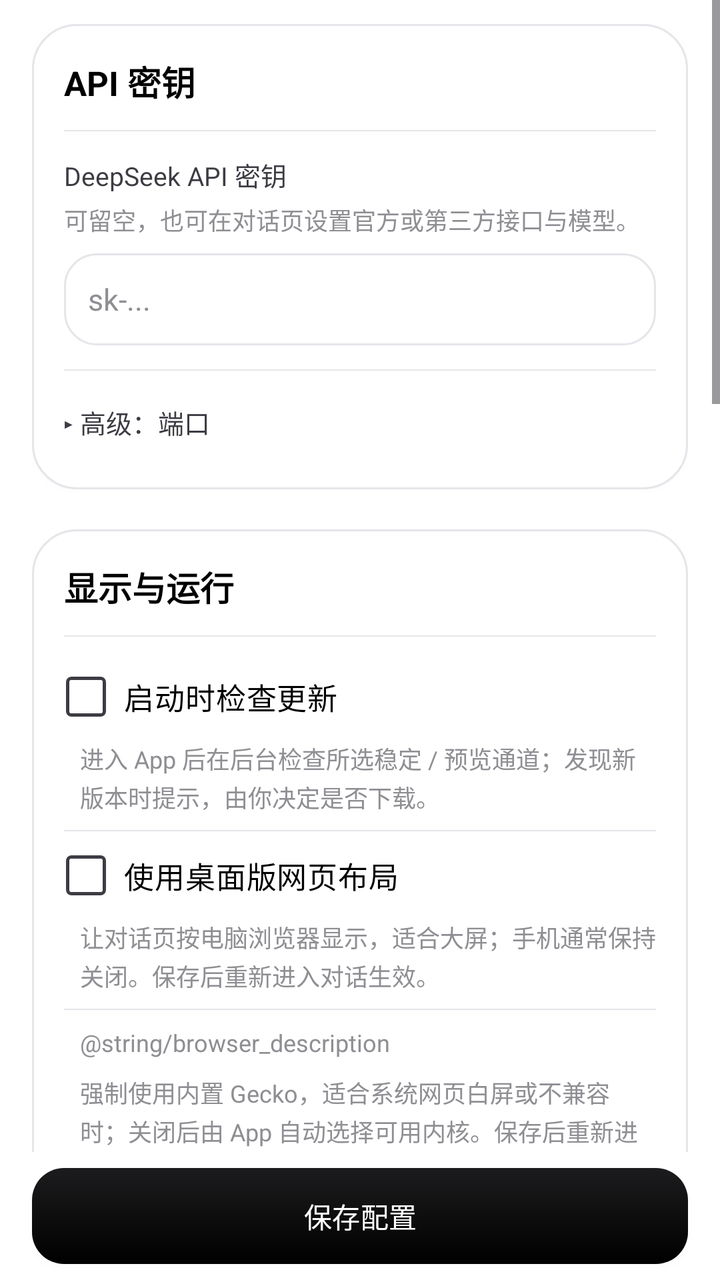
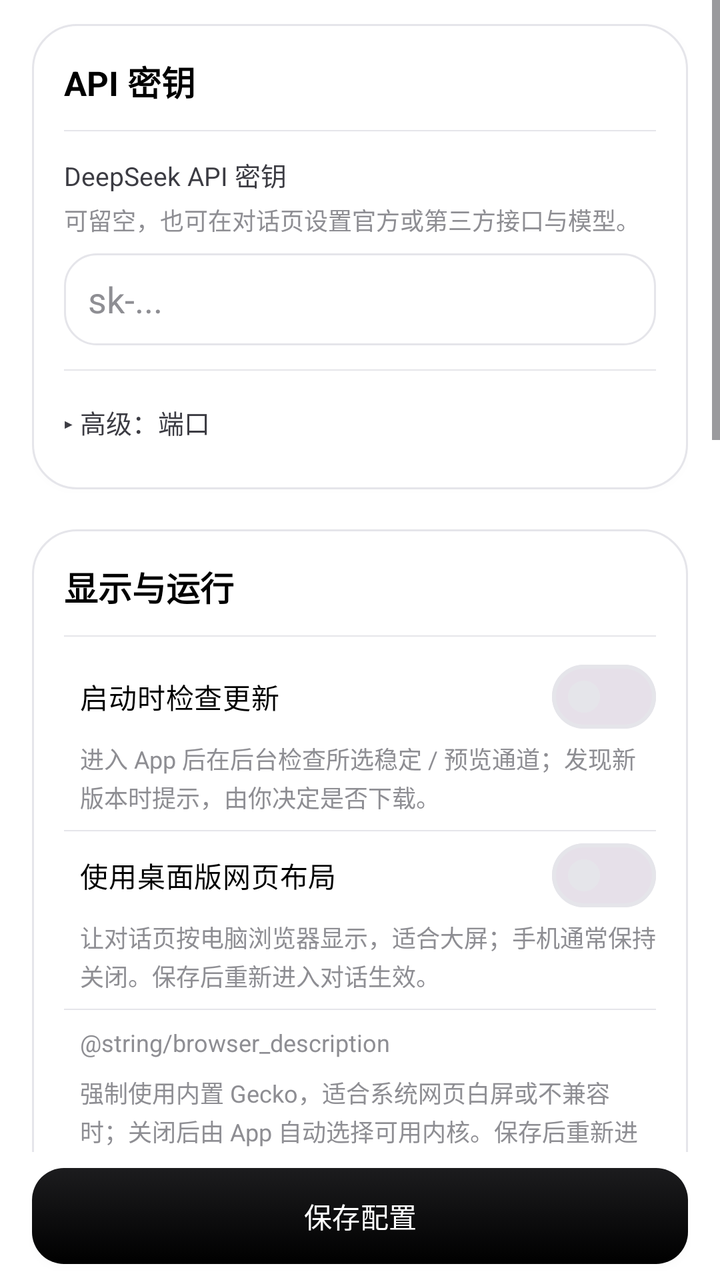

Before-and-after screenshots of an Android layout around one commit, followed by the original layout XML and the change that was made.
<!-- AndroidManifest.xml: application theme Theme.DeepseekHarness -->
<!-- res/layout/fragment_config.xml -->
<?xml version="1.0" encoding="utf-8"?>
<LinearLayout xmlns:android="http://schemas.android.com/apk/res/android"
    android:orientation="vertical"
    android:layout_width="match_parent"
    android:layout_height="match_parent"
    android:background="@color/surface"
    android:clipToPadding="false">

    <ScrollView
        android:layout_width="match_parent"
        android:layout_height="0dp"
        android:layout_weight="1"
        android:clipToPadding="false">

        <LinearLayout
            android:layout_width="match_parent"
            android:layout_height="wrap_content"
            android:orientation="vertical"
            android:paddingStart="@dimen/page_pad"
            android:paddingTop="@dimen/gap_control"
            android:paddingEnd="@dimen/page_pad"
            android:paddingBottom="@dimen/gap_section">

            
            <LinearLayout style="@style/DeepSeekHarnessCard"
                android:layout_width="match_parent"
                android:layout_height="wrap_content"
                android:layout_marginTop="0dp">

                <TextView style="@style/DeepSeekHarnessText.Title"
                    android:layout_width="wrap_content"
                    android:layout_height="wrap_content"
                    android:text="@string/config_api_key" />

                <View
                    android:layout_width="match_parent"
                    android:layout_height="@dimen/hairline"
                    android:layout_marginTop="@dimen/gap_control"
                    android:layout_marginBottom="@dimen/gap_control"
                    android:background="@color/line" />

                <TextView style="@style/DeepSeekHarnessText.Label"
                    android:layout_width="wrap_content"
                    android:layout_height="wrap_content"
                    android:text="@string/config_api_key_label" />

                <TextView style="@style/DeepSeekHarnessText.Caption"
                    android:layout_width="match_parent"
                    android:layout_height="wrap_content"
                    android:layout_marginTop="@dimen/gap_hair"
                    android:text="@string/config_api_key_desc" />

                <EditText android:id="@+id/config_api_key" style="@style/DeepSeekHarnessText.Body"
                    android:layout_width="match_parent"
                    android:layout_height="wrap_content"
                    android:minHeight="@dimen/input_height"
                    android:layout_marginTop="@dimen/gap_tight"
                    android:background="@drawable/bg_input"
                    android:hint="sk-..."
                    android:importantForAutofill="no"
                    android:inputType="textPassword"
                    android:paddingStart="@dimen/gap_control"
                    android:paddingEnd="@dimen/gap_control" />

                <View
                    android:layout_width="match_parent"
                    android:layout_height="@dimen/hairline"
                    android:layout_marginTop="@dimen/gap_control"
                    android:layout_marginBottom="@dimen/gap_tight"
                    android:background="@color/line" />

                <TextView android:id="@+id/config_adv_header" style="@style/DeepSeekHarnessText.Label"
                    android:layout_width="match_parent"
                    android:layout_height="wrap_content"
                    android:background="?attr/selectableItemBackground"
                    android:paddingTop="@dimen/gap_tight"
                    android:paddingBottom="@dimen/gap_tight"
                    android:text="@string/config_advanced_port" />

                <LinearLayout android:id="@+id/config_adv_body"
                    android:layout_width="match_parent"
                    android:layout_height="wrap_content"
                    android:orientation="vertical"
                    android:visibility="gone">

                    <TextView style="@style/DeepSeekHarnessText.Label"
                        android:layout_width="wrap_content"
                        android:layout_height="wrap_content"
                        android:text="@string/config_port" />

                    <EditText android:id="@+id/config_port" style="@style/DeepSeekHarnessText.Body"
                        android:layout_width="match_parent"
                        android:layout_height="wrap_content"
                        android:minHeight="@dimen/input_height"
                        android:layout_marginTop="@dimen/gap_tight"
                        android:background="@drawable/bg_input"
                        android:hint="@string/config_port_hint"
                        android:importantForAutofill="no"
                        android:inputType="number"
                        android:paddingStart="@dimen/gap_control"
                        android:paddingEnd="@dimen/gap_control" />

                    <TextView style="@style/DeepSeekHarnessText.Caption"
                        android:layout_width="match_parent"
                        android:layout_height="wrap_content"
                        android:layout_marginTop="@dimen/gap_control"
                        android:text="@string/config_port_desc" />
                </LinearLayout>
            </LinearLayout>

            
            <LinearLayout style="@style/DeepSeekHarnessCard"
                android:layout_width="match_parent"
                android:layout_height="wrap_content"
                android:layout_marginTop="@dimen/gap_section">

                <TextView style="@style/DeepSeekHarnessText.Title"
                    android:layout_width="wrap_content"
                    android:layout_height="wrap_content"
                    android:text="@string/config_display" />

                <View
                    android:layout_width="match_parent"
                    android:layout_height="@dimen/hairline"
                    android:layout_marginTop="@dimen/gap_control"
                    android:layout_marginBottom="@dimen/gap_tight"
                    android:background="@color/line" />

                <CheckBox android:id="@+id/config_check_update" style="@style/DeepSeekHarnessText.Body"
                    android:layout_width="match_parent"
                    android:layout_height="wrap_content"
                    android:minHeight="@dimen/touch_min"
                    android:paddingStart="@dimen/gap_tight"
                    android:text="@string/config_check_updates"  />

                <TextView style="@style/DeepSeekHarnessText.Caption"
                    android:layout_width="match_parent"
                    android:layout_height="wrap_content"
                    android:layout_marginStart="@dimen/gap_tight"
                    android:layout_marginBottom="@dimen/gap_tight"
                    android:text="@string/config_check_updates_desc" />

                <View
                    android:layout_width="match_parent"
                    android:layout_height="@dimen/hairline"
                    android:background="@color/line" />

                <CheckBox android:id="@+id/config_desktop_mode" style="@style/DeepSeekHarnessText.Body"
                    android:layout_width="match_parent"
                    android:layout_height="wrap_content"
                    android:minHeight="@dimen/touch_min"
                    android:paddingStart="@dimen/gap_tight"
                    android:text="@string/config_desktop_layout"  />

                <TextView style="@style/DeepSeekHarnessText.Caption"
                    android:layout_width="match_parent"
                    android:layout_height="wrap_content"
                    android:layout_marginStart="@dimen/gap_tight"
                    android:layout_marginBottom="@dimen/gap_tight"
                    android:text="@string/config_desktop_layout_desc" />

                <View
                    android:layout_width="match_parent"
                    android:layout_height="@dimen/hairline"
                    android:background="@color/line" />

                <TextView style="@style/DeepSeekHarnessText.Caption"
                    android:layout_width="match_parent"
                    android:layout_height="wrap_content"
                    android:paddingStart="@dimen/gap_tight"
                    android:paddingEnd="@dimen/gap_tight"
                    android:paddingTop="@dimen/gap_tight"
                    android:paddingBottom="@dimen/gap_tight"
                    android:gravity="center_vertical"
                    android:text="@string/browser_description" />

                <CheckBox android:id="@+id/config_gecko_core"
                    android:layout_width="match_parent"
                    android:layout_height="wrap_content"
                    android:minHeight="@dimen/touch_min"
                    android:visibility="gone"
                    android:text="@string/config_compat_webview"
                    android:textColor="@color/text_secondary"
 />

                <TextView android:id="@+id/config_gecko_hint" style="@style/DeepSeekHarnessText.Caption"
                    android:layout_width="match_parent"
                    android:layout_height="wrap_content"
                    android:layout_marginStart="@dimen/gap_tight"
                    android:layout_marginBottom="@dimen/gap_tight"
                    android:text="@string/config_compat_webview_desc" />

                <View
                    android:layout_width="match_parent"
                    android:layout_height="@dimen/hairline"
                    android:background="@color/line" />

                <CheckBox android:id="@+id/config_proroot" style="@style/DeepSeekHarnessText.Body"
                    android:layout_width="match_parent"
                    android:layout_height="wrap_content"
                    android:minHeight="@dimen/touch_min"
                    android:paddingStart="@dimen/gap_tight"
                    android:text="@string/config_proroot"  />

                <TextView style="@style/DeepSeekHarnessText.Caption"
                    android:layout_width="match_parent"
                    android:layout_height="wrap_content"
                    android:layout_marginStart="@dimen/gap_tight"
                    android:layout_marginBottom="@dimen/gap_tight"
                    android:text="@string/config_proroot_desc" />

                <View
                    android:layout_width="match_parent"
                    android:layout_height="@dimen/hairline"
                    android:background="@color/line" />

                <CheckBox android:id="@+id/config_lan_mode" style="@style/DeepSeekHarnessText.Body"
                    android:layout_width="match_parent"
                    android:layout_height="wrap_content"
                    android:minHeight="@dimen/touch_min"
                    android:paddingStart="@dimen/gap_tight"
                    android:text="@string/config_lan_access"  />

                <TextView style="@style/DeepSeekHarnessText.Caption"
                    android:layout_width="match_parent"
                    android:layout_height="wrap_content"
                    android:layout_marginStart="@dimen/gap_tight"
                    android:layout_marginBottom="@dimen/gap_tight"
                    android:text="@string/config_lan_access_desc" />

                <View
                    android:layout_width="match_parent"
                    android:layout_height="@dimen/hairline"
                    android:background="@color/line" />

                <CheckBox android:id="@+id/config_overlay_stream" style="@style/DeepSeekHarnessText.Body"
                    android:layout_width="match_parent"
                    android:layout_height="wrap_content"
                    android:minHeight="@dimen/touch_min"
                    android:paddingStart="@dimen/gap_tight"
                    android:text="@string/config_overlay_output"  />

                <TextView style="@style/DeepSeekHarnessText.Caption"
                    android:layout_width="match_parent"
                    android:layout_height="wrap_content"
                    android:layout_marginStart="@dimen/gap_tight"
                    android:layout_marginBottom="@dimen/gap_tight"
                    android:text="@string/config_overlay_output_desc" />

                <View
                    android:layout_width="match_parent"
                    android:layout_height="@dimen/hairline"
                    android:layout_marginBottom="@dimen/gap_tight"
                    android:background="@color/line" />

                <TextView android:id="@+id/config_overlay_style" style="@style/DeepSeekHarnessText.Body"
                    android:layout_width="match_parent"
                    android:layout_height="wrap_content"
                    android:minHeight="@dimen/touch_min"
                    android:background="@drawable/bg_chip_clickable"
                    android:clickable="true"
                    android:focusable="true"
                    android:gravity="center_vertical"
                    android:paddingStart="@dimen/gap_control"
                    android:paddingEnd="@dimen/gap_control"
                    android:text="@string/config_overlay_settings"
                    android:elevation="1dp" />

                <TextView style="@style/DeepSeekHarnessText.Caption"
                    android:layout_width="match_parent"
                    android:layout_height="wrap_content"
                    android:layout_marginStart="@dimen/gap_tight"
                    android:layout_marginTop="@dimen/gap_hair"
                    android:layout_marginBottom="@dimen/gap_tight"
                    android:text="@string/config_overlay_settings_desc" />

                <View
                    android:layout_width="match_parent"
                    android:layout_height="@dimen/hairline"
                    android:background="@color/line" />

                <CheckBox android:id="@+id/config_confirm_shell" style="@style/DeepSeekHarnessText.Body"
                    android:layout_width="match_parent"
                    android:layout_height="wrap_content"
                    android:minHeight="@dimen/touch_min"
                    android:paddingStart="@dimen/gap_tight"
                    android:text="@string/config_confirm_dangerous"  />

                <TextView style="@style/DeepSeekHarnessText.Caption"
                    android:layout_width="match_parent"
                    android:layout_height="wrap_content"
                    android:layout_marginStart="@dimen/gap_tight"
                    android:layout_marginBottom="@dimen/gap_tight"
                    android:text="@string/config_confirm_dangerous_desc" />

                <CheckBox android:id="@+id/config_rc6" style="@style/DeepSeekHarnessText.Body"
                    android:layout_width="match_parent"
                    android:layout_height="wrap_content"
                    android:minHeight="@dimen/touch_min"
                    android:paddingStart="@dimen/gap_tight"
                    android:text="@string/config_harness_channel"
                    android:visibility="gone"  />
            </LinearLayout>

            <TextView android:id="@+id/config_workspace_entry" style="@style/Widget.DeepSeekHarness.TextButton"
                android:layout_width="match_parent"
                android:layout_height="wrap_content"
                android:minHeight="@dimen/btn_height"
                android:layout_marginTop="@dimen/gap_section"
                android:background="@drawable/bg_action_plain"
                android:gravity="center"
                android:text="@string/config_open_backup" />

            
            <LinearLayout style="@style/DeepSeekHarnessCard"
                android:layout_width="match_parent"
                android:layout_height="wrap_content"
                android:layout_marginTop="@dimen/gap_section">

                <TextView style="@style/DeepSeekHarnessText.Title"
                    android:layout_width="match_parent"
                    android:layout_height="wrap_content"
                    android:text="@string/config_dns" />

                <RadioGroup android:id="@+id/config_dns_mode"
                    android:layout_width="match_parent"
                    android:layout_height="wrap_content"
                    android:layout_marginTop="@dimen/gap_control"
                    android:orientation="vertical">

                    <RadioButton android:id="@+id/dns_auto" style="@style/Widget.DeepSeekHarness.RadioButton"
                        android:layout_width="match_parent"
                        android:layout_height="wrap_content"
                        android:minHeight="@dimen/touch_min"
                        android:paddingTop="@dimen/gap_tight"
                        android:paddingBottom="@dimen/gap_tight"
                        android:text="@string/dns_auto_hint" />

                    <RadioButton android:id="@+id/dns_ipv4" style="@style/Widget.DeepSeekHarness.RadioButton"
                        android:layout_width="match_parent"
                        android:layout_height="wrap_content"
                        android:minHeight="@dimen/touch_min"
                        android:paddingTop="@dimen/gap_tight"
                        android:paddingBottom="@dimen/gap_tight"
                        android:text="@string/dns_ipv4_compat" />

                    <RadioButton android:id="@+id/dns_native" style="@style/Widget.DeepSeekHarness.RadioButton"
                        android:layout_width="match_parent"
                        android:layout_height="wrap_content"
                        android:minHeight="@dimen/touch_min"
                        android:paddingTop="@dimen/gap_tight"
                        android:paddingBottom="@dimen/gap_tight"
                        android:text="@string/dns_native_dual" />
                </RadioGroup>

                <TextView style="@style/DeepSeekHarnessText.Caption"
                    android:layout_width="match_parent"
                    android:layout_height="wrap_content"
                    android:layout_marginTop="@dimen/gap_control"
                    android:text="@string/dns_desc" />

                <TextView style="@style/DeepSeekHarnessText.Caption"
                    android:layout_width="match_parent"
                    android:layout_height="wrap_content"
                    android:layout_marginTop="@dimen/gap_section"
                    android:layout_marginStart="@dimen/gap_hair"
                    android:text="@string/config_ui_language"
                    android:textStyle="bold" />

                <RadioGroup android:id="@+id/config_ui_language"
                    android:layout_width="match_parent"
                    android:layout_height="wrap_content"
                    android:layout_marginTop="@dimen/gap_control"
                    android:orientation="horizontal">

                    <RadioButton android:id="@+id/lang_zh" style="@style/Widget.DeepSeekHarness.RadioButton"
                        android:layout_width="0dp"
                        android:layout_weight="1"
                        android:layout_height="wrap_content"
                        android:minHeight="@dimen/touch_min"
                        android:text="@string/config_lang_zh" />

                    <RadioButton android:id="@+id/lang_en" style="@style/Widget.DeepSeekHarness.RadioButton"
                        android:layout_width="0dp"
                        android:layout_weight="1"
                        android:layout_height="wrap_content"
                        android:minHeight="@dimen/touch_min"
                        android:text="English" />
                </RadioGroup>

                <TextView style="@style/DeepSeekHarnessText.Caption"
                    android:layout_width="match_parent"
                    android:layout_height="wrap_content"
                    android:layout_marginTop="@dimen/gap_hair"
                    android:text="@string/config_lang_desc" />
            </LinearLayout>

            <TextView android:id="@+id/config_repo_link" style="@style/DeepSeekHarnessText.Caption"
                android:layout_width="match_parent"
                android:layout_height="wrap_content"
                android:layout_marginTop="@dimen/gap_section"
                android:gravity="center"
                android:text="DeepSeek Harness" />
        </LinearLayout>
    </ScrollView>

    <Button android:id="@+id/config_save" style="@style/Widget.DeepSeekHarness.PrimaryButton"
        android:layout_width="match_parent"
        android:layout_height="wrap_content"
        android:layout_marginTop="@dimen/gap_tight"
        android:layout_marginBottom="@dimen/gap_tight"
        android:layout_marginStart="@dimen/page_pad"
        android:layout_marginEnd="@dimen/page_pad"
        android:text="@string/config_save"
        android:minHeight="@dimen/btn_height" />
</LinearLayout>
<!-- resources referenced by this layout -->
<resources>
  <color name="line">#E5E5EA</color>
  <color name="surface">#FFFFFF</color>
  <color name="text_secondary">#3C3C43</color>
  <dimen name="btn_height">48dp</dimen>
  <dimen name="gap_control">12dp</dimen>
  <dimen name="gap_hair">4dp</dimen>
  <dimen name="gap_section">20dp</dimen>
  <dimen name="gap_tight">8dp</dimen>
  <dimen name="hairline">0.5dp</dimen>
  <dimen name="input_height">46dp</dimen>
  <dimen name="page_pad">16dp</dimen>
  <dimen name="touch_min">44dp</dimen>
  <string name="config_advanced_port">▸ 高级：端口</string>
  <string name="config_api_key">API 密钥</string>
  <string name="config_api_key_desc">可留空，也可在对话页设置官方或第三方接口与模型。</string>
  <string name="config_api_key_label">DeepSeek API 密钥</string>
  <string name="config_check_updates">启动时检查更新</string>
  <string name="config_check_updates_desc">进入 App 后在后台检查所选稳定 / 预览通道；发现新版本时提示，由你决定是否下载。</string>
  <string name="config_compat_webview">使用兼容浏览内核</string>
  <string name="config_compat_webview_desc">强制使用内置 Gecko，适合系统网页白屏或不兼容时；关闭后由 App 自动选择可用内核。保存后重新进入对话生效。</string>
  <string name="config_confirm_dangerous">执行危险命令前需确认</string>
  <string name="config_confirm_dangerous_desc">开启后，AI 执行危险命令前需先征求同意（DSH_CONFIRM）；设备保护和策略检查始终生效。</string>
  <string name="config_desktop_layout">使用桌面版网页布局</string>
  <string name="config_desktop_layout_desc">让对话页按电脑浏览器显示，适合大屏；手机通常保持关闭。保存后重新进入对话生效。</string>
  <string name="config_display">显示与运行</string>
  <string name="config_dns">DNS 解析</string>
  <string name="config_harness_channel">deepseek-harness：默认最新 RC</string>
  <string name="config_lan_access">允许局域网访问</string>
  <string name="config_lan_access_desc">在本机 Web 运行时，通过 3081 端口供同一 Wi-Fi 的设备访问对话。需要局域网权限，请仅在可信网络开启。</string>
  <string name="config_lang_desc">切换界面语言后立即生效；Web 页面语言在 dsh 网页内单独切换。</string>
  <string name="config_lang_zh">中文</string>
  <string name="config_open_backup">打开数据与备份</string>
  <string name="config_overlay_output">悬浮显示 AI 输出</string>
  <string name="config_overlay_output_desc">把 AI 回复和工具执行状态显示在其他 App 上方；保存后需允许悬浮窗权限。旁人也可能看到输出。</string>
  <string name="config_overlay_settings">悬浮条设置 ›</string>
  <string name="config_overlay_settings_desc">调整悬浮条底色、透明度、行数、字号和停留时间；也可选择是否显示思考过程和命令原文。</string>
  <string name="config_port">端口</string>
  <string name="config_port_desc">首选端口被占用时会自动使用空闲端口，实际地址见启动页。</string>
  <string name="config_port_hint">3080（1—65535，避开 3081 / 3090）</string>
  <string name="config_proroot">使用 proroot 运行时</string>
  <string name="config_proroot_desc">尝试使用 proroot 加快容器运行；部分设备或命令不兼容时可关闭，使用 proot。保存并重启 Web 后生效。</string>
  <string name="config_save">保存配置</string>
  <string name="config_ui_language">界面语言</string>
  <string name="dns_auto_hint">自动兼容（推荐）</string>
  <string name="dns_ipv4_compat">IPv4 DNS 兼容</string>
  <string name="dns_native_dual">原生双栈解析</string>
  <style name="DeepSeekHarnessText.Body" parent="">
          <item name="android:textSize">@dimen/text_body</item>
          <item name="android:textColor">@color/text</item>
          <item name="android:lineSpacingExtra">2dp</item>
      </style>
  <color name="ripple">#0F000000</color>
  <dimen name="radius_small">12dp</dimen>
  <dimen name="radius_pill">999dp</dimen>
  <color name="card">#FFFFFF</color>
  <color name="raised">#FFFFFF</color>
  <dimen name="stroke">1dp</dimen>
  <dimen name="radius_control">16dp</dimen>
  <color name="primary">#000000</color>
  <dimen name="card_pad">16dp</dimen>
  <dimen name="text_body">15sp</dimen>
  <color name="text">#000000</color>
  <dimen name="text_caption">12sp</dimen>
  <color name="text_muted">#8E8E93</color>
  <dimen name="text_label">13sp</dimen>
  <dimen name="text_title">17sp</dimen>
  <dimen name="radius_card">22dp</dimen>
  <color name="primary_ripple">#1A000000</color>
  <color name="disabled">#E9E9EE</color>
  <color name="primary_dark">#1C1C1E</color>
  <color name="accent_on">#FFFFFF</color>
  <color name="err">#48484A</color>
  <color name="error_on">#FFFFFF</color>
  <!-- unchanged entries left out for length: 29 -->
</resources>

<!-- the commit's change to res/layout/fragment_config.xml (unified diff, before → after) -->
@@ -50,7 +50,7 @@
                     android:layout_marginTop="@dimen/gap_hair"
                     android:text="@string/config_api_key_desc" />
 
-                <EditText android:id="@+id/config_api_key" style="@style/DeepSeekHarnessText.Body"
+                <EditText android:id="@+id/config_api_key"
                     android:layout_width="match_parent"
                     android:layout_height="wrap_content"
                     android:minHeight="@dimen/input_height"
@@ -88,7 +88,7 @@
                         android:layout_height="wrap_content"
                         android:text="@string/config_port" />
 
-                    <EditText android:id="@+id/config_port" style="@style/DeepSeekHarnessText.Body"
+                    <EditText android:id="@+id/config_port"
                         android:layout_width="match_parent"
                         android:layout_height="wrap_content"
                         android:minHeight="@dimen/input_height"
@@ -126,7 +126,7 @@
                     android:layout_marginBottom="@dimen/gap_tight"
                     android:background="@color/line" />
 
-                <CheckBox android:id="@+id/config_check_update" style="@style/DeepSeekHarnessText.Body"
+                <com.google.android.material.materialswitch.MaterialSwitch android:id="@+id/config_check_update"
                     android:layout_width="match_parent"
                     android:layout_height="wrap_content"
                     android:minHeight="@dimen/touch_min"
@@ -145,7 +145,7 @@
                     android:layout_height="@dimen/hairline"
                     android:background="@color/line" />
 
-                <CheckBox android:id="@+id/config_desktop_mode" style="@style/DeepSeekHarnessText.Body"
+                <com.google.android.material.materialswitch.MaterialSwitch android:id="@+id/config_desktop_mode"
                     android:layout_width="match_parent"
                     android:layout_height="wrap_content"
                     android:minHeight="@dimen/touch_min"
@@ -174,7 +174,7 @@
                     android:gravity="center_vertical"
                     android:text="@string/browser_description" />
 
-                <CheckBox android:id="@+id/config_gecko_core"
+                <com.google.android.material.materialswitch.MaterialSwitch android:id="@+id/config_gecko_core"
                     android:layout_width="match_parent"
                     android:layout_height="wrap_content"
                     android:minHeight="@dimen/touch_min"
@@ -195,7 +195,7 @@
                     android:layout_height="@dimen/hairline"
                     android:background="@color/line" />
 
-                <CheckBox android:id="@+id/config_proroot" style="@style/DeepSeekHarnessText.Body"
+                <com.google.android.material.materialswitch.MaterialSwitch android:id="@+id/config_proroot"
                     android:layout_width="match_parent"
                     android:layout_height="wrap_content"
                     android:minHeight="@dimen/touch_min"
@@ -214,7 +214,7 @@
                     android:layout_height="@dimen/hairline"
                     android:background="@color/line" />
 
-                <CheckBox android:id="@+id/config_lan_mode" style="@style/DeepSeekHarnessText.Body"
+                <com.google.android.material.materialswitch.MaterialSwitch android:id="@+id/config_lan_mode"
                     android:layout_width="match_parent"
                     android:layout_height="wrap_content"
                     android:minHeight="@dimen/touch_min"
@@ -233,7 +233,7 @@
                     android:layout_height="@dimen/hairline"
                     android:background="@color/line" />
 
-                <CheckBox android:id="@+id/config_overlay_stream" style="@style/DeepSeekHarnessText.Body"
+                <com.google.android.material.materialswitch.MaterialSwitch android:id="@+id/config_overlay_stream"
                     android:layout_width="match_parent"
                     android:layout_height="wrap_content"
                     android:minHeight="@dimen/touch_min"
@@ -253,7 +253,7 @@
                     android:layout_marginBottom="@dimen/gap_tight"
                     android:background="@color/line" />
 
-                <TextView android:id="@+id/config_overlay_style" style="@style/DeepSeekHarnessText.Body"
+                <TextView android:id="@+id/config_overlay_style"
                     android:layout_width="match_parent"
                     android:layout_height="wrap_content"
                     android:minHeight="@dimen/touch_min"
@@ -279,7 +279,7 @@
                     android:layout_height="@dimen/hairline"
                     android:background="@color/line" />
 
-                <CheckBox android:id="@+id/config_confirm_shell" style="@style/DeepSeekHarnessText.Body"
+                <com.google.android.material.materialswitch.MaterialSwitch android:id="@+id/config_confirm_shell"
                     android:layout_width="match_parent"
                     android:layout_height="wrap_content"
                     android:minHeight="@dimen/touch_min"
@@ -293,7 +293,7 @@
                     android:layout_marginBottom="@dimen/gap_tight"
                     android:text="@string/config_confirm_dangerous_desc" />
 
-                <CheckBox android:id="@+id/config_rc6" style="@style/DeepSeekHarnessText.Body"
+                <com.google.android.material.materialswitch.MaterialSwitch android:id="@+id/config_rc6"
                     android:layout_width="match_parent"
                     android:layout_height="wrap_content"
                     android:minHeight="@dimen/touch_min"
@@ -359,40 +359,6 @@
                     android:layout_marginTop="@dimen/gap_control"
                     android:text="@string/dns_desc" />
 
-                <TextView style="@style/DeepSeekHarnessText.Caption"
-                    android:layout_width="match_parent"
-                    android:layout_height="wrap_content"
-                    android:layout_marginTop="@dimen/gap_section"
-                    android:layout_marginStart="@dimen/gap_hair"
-                    android:text="@string/config_ui_language"
-                    android:textStyle="bold" />
-
-                <RadioGroup android:id="@+id/config_ui_language"
-                    android:layout_width="match_parent"
-                    android:layout_height="wrap_content"
-                    android:layout_marginTop="@dimen/gap_control"
-                    android:orientation="horizontal">
-
-                    <RadioButton android:id="@+id/lang_zh" style="@style/Widget.DeepSeekHarness.RadioButton"
-                        android:layout_width="0dp"
-                        android:layout_weight="1"
-                        android:layout_height="wrap_content"
-                        android:minHeight="@dimen/touch_min"
-                        android:text="@string/config_lang_zh" />
-
-                    <RadioButton android:id="@+id/lang_en" style="@style/Widget.DeepSeekHarness.RadioButton"
-                        android:layout_width="0dp"
-                        android:layout_weight="1"
-                        android:layout_height="wrap_content"
-                        android:minHeight="@dimen/touch_min"
-                        android:text="English" />
-                </RadioGroup>
-
-                <TextView style="@style/DeepSeekHarnessText.Caption"
-                    android:layout_width="match_parent"
-                    android:layout_height="wrap_content"
-                    android:layout_marginTop="@dimen/gap_hair"
-                    android:text="@string/config_lang_desc" />
             </LinearLayout>
 
             <TextView android:id="@+id/config_repo_link" style="@style/DeepSeekHarnessText.Caption"
<!-- resource entries referenced after the edit -->
@@ -29,8 +29,6 @@
   <string name="config_harness_channel">deepseek-harness：默认最新 RC</string>
   <string name="config_lan_access">允许局域网访问</string>
   <string name="config_lan_access_desc">在本机 Web 运行时，通过 3081 端口供同一 Wi-Fi 的设备访问对话。需要局域网权限，请仅在可信网络开启。</string>
-  <string name="config_lang_desc">切换界面语言后立即生效；Web 页面语言在 dsh 网页内单独切换。</string>
-  <string name="config_lang_zh">中文</string>
   <string name="config_open_backup">打开数据与备份</string>
   <string name="config_overlay_output">悬浮显示 AI 输出</string>
   <string name="config_overlay_output_desc">把 AI 回复和工具执行状态显示在其他 App 上方；保存后需允许悬浮窗权限。旁人也可能看到输出。</string>
@@ -42,15 +40,9 @@
   <string name="config_proroot">使用 proroot 运行时</string>
   <string name="config_proroot_desc">尝试使用 proroot 加快容器运行；部分设备或命令不兼容时可关闭，使用 proot。保存并重启 Web 后生效。</string>
   <string name="config_save">保存配置</string>
-  <string name="config_ui_language">界面语言</string>
   <string name="dns_auto_hint">自动兼容（推荐）</string>
   <string name="dns_ipv4_compat">IPv4 DNS 兼容</string>
   <string name="dns_native_dual">原生双栈解析</string>
-  <style name="DeepSeekHarnessText.Body" parent="">
-          <item name="android:textSize">@dimen/text_body</item>
-          <item name="android:textColor">@color/text</item>
-          <item name="android:lineSpacingExtra">2dp</item>
-      </style>
   <color name="ripple">#0F000000</color>
   <dimen name="radius_small">12dp</dimen>
   <dimen name="radius_pill">999dp</dimen>
